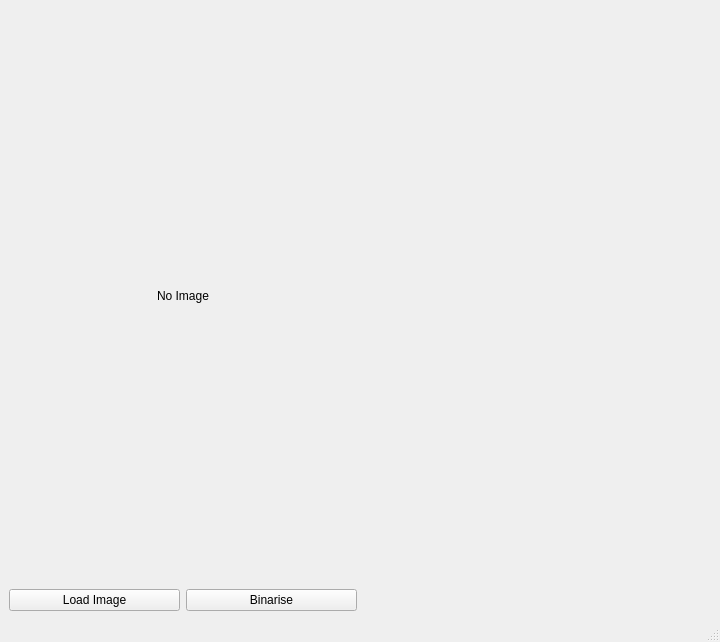
This is MainWindow.ui in Henrydw/PorosityPyGui as Qt 5 draws it before an edit. The edited form follows.
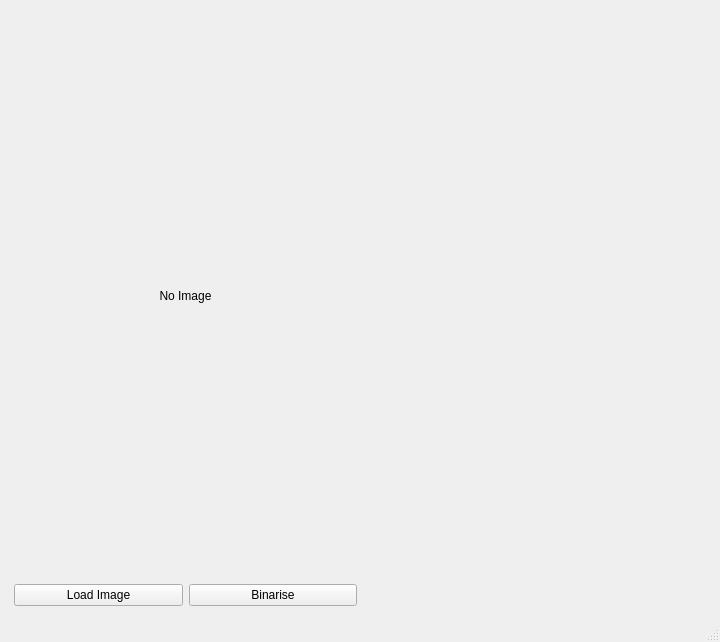
This is the edited form. Custom widgets are drawn as their Qt base class.

Commit message: add thread class to process image in seperate thread

Diff of the .ui file:
```diff
--- a/MainWindow.ui
+++ b/MainWindow.ui
@@ -16,7 +16,19 @@
   <widget class="QWidget" name="centralwidget">
    <layout class="QVBoxLayout" name="verticalLayout">
     <item>
-     <layout class="QGridLayout" name="gridLayout">
+     <layout class="QGridLayout" name="gridLayout" columnstretch="1,1">
+      <property name="leftMargin">
+       <number>5</number>
+      </property>
+      <property name="topMargin">
+       <number>5</number>
+      </property>
+      <property name="rightMargin">
+       <number>5</number>
+      </property>
+      <property name="bottomMargin">
+       <number>5</number>
+      </property>
       <item row="0" column="0">
        <widget class="QLabel" name="image_1">
         <property name="minimumSize">
@@ -25,6 +37,9 @@
           <height>1</height>
          </size>
         </property>
+        <property name="autoFillBackground">
+         <bool>false</bool>
+        </property>
         <property name="text">
          <string>No Image</string>
         </property>
@@ -34,6 +49,19 @@
         <property name="alignment">
          <set>Qt::AlignCenter</set>
         </property>
+        <property name="margin">
+         <number>50</number>
+        </property>
+       </widget>
+      </item>
+      <item row="0" column="1">
+       <widget class="PlotWidget" name="graphWidget" native="true">
+        <property name="minimumSize">
+         <size>
+          <width>1</width>
+          <height>1</height>
+         </size>
+        </property>
        </widget>
       </item>
       <item row="1" column="0">
@@ -54,9 +82,6 @@
         </item>
        </layout>
       </item>
-      <item row="0" column="1">
-       <widget class="PlotWidget" name="graphWidget" native="true"/>
-      </item>
      </layout>
     </item>
    </layout>
```
The commit also changes 3 other files.
